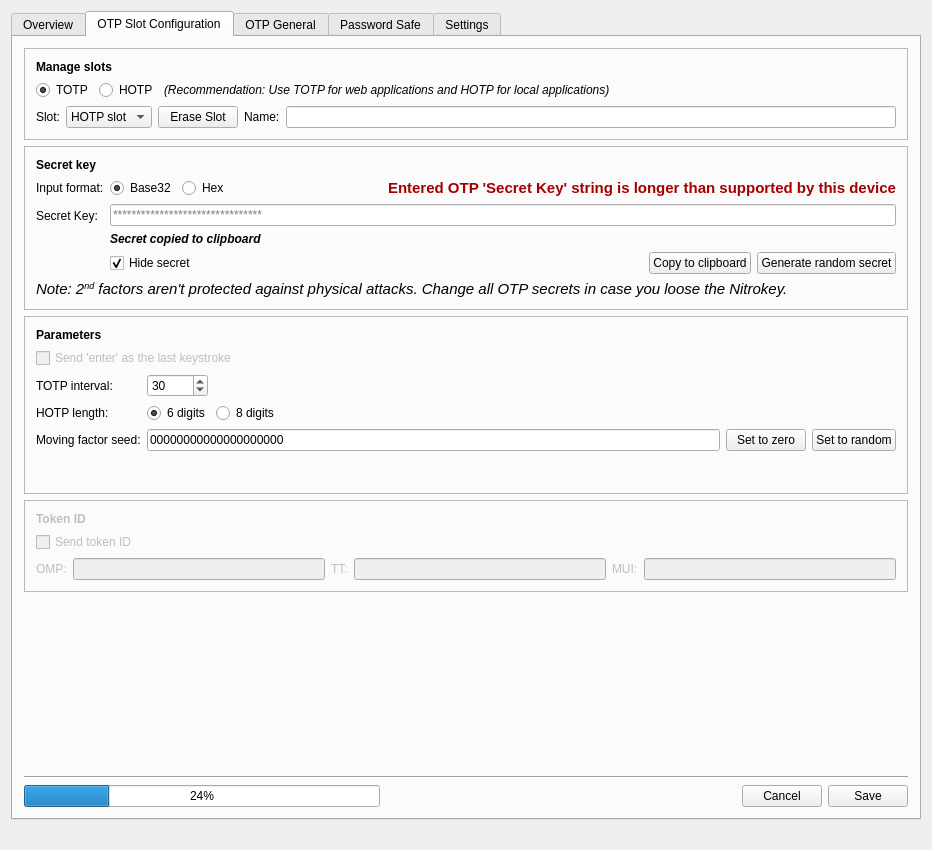
Above: src/ui/mainwindow.ui from Nitrokey/nitrokey-app before the change. Below: the same form after it.
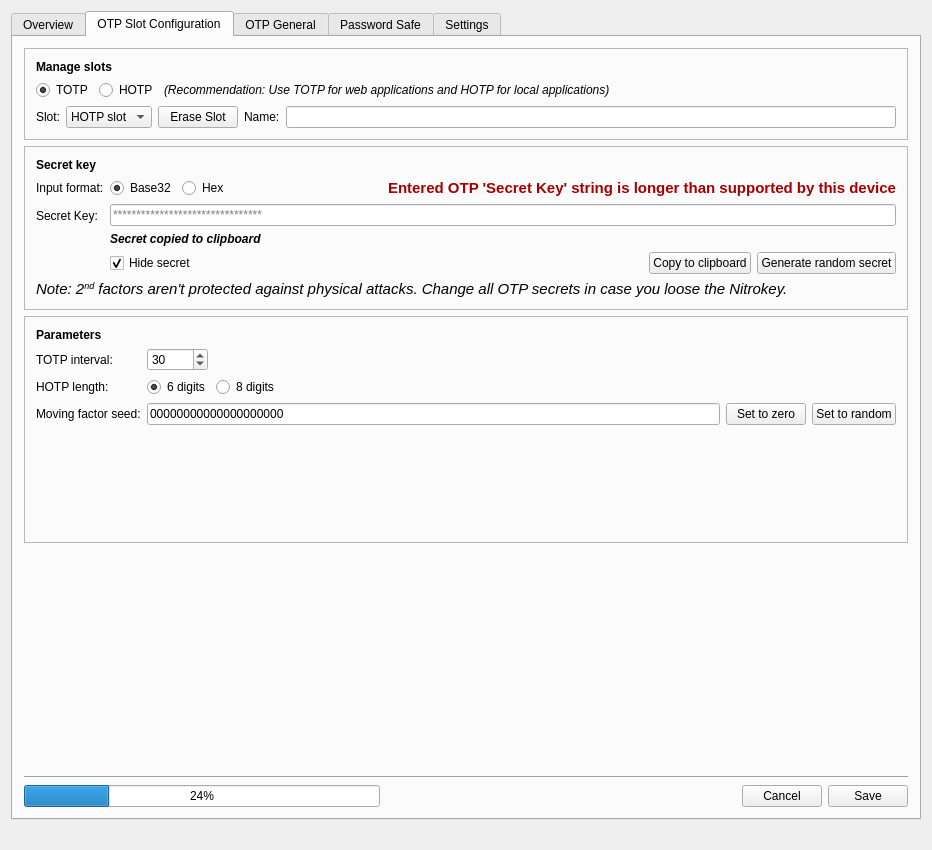
That is the form after the change. Icons and pictures are not drawn.

Commit message:
Remove controls entirely
Fixes #417

```diff
--- a/src/ui/mainwindow.ui
+++ b/src/ui/mainwindow.ui
@@ -633,16 +633,6 @@
              </property>
             </widget>
            </item>
-           <item>
-            <widget class="QCheckBox" name="enterCheckBox">
-             <property name="enabled">
-              <bool>false</bool>
-             </property>
-             <property name="text">
-              <string>Send 'enter' as the last keystroke</string>
-             </property>
-            </widget>
-           </item>
            <item>
             <layout class="QFormLayout" name="formLayout_5">
              <property name="fieldGrowthPolicy">
@@ -804,124 +794,6 @@
           </layout>
          </widget>
         </item>
-        <item>
-         <widget class="QFrame" name="frame_3">
-          <property name="enabled">
-           <bool>false</bool>
-          </property>
-          <property name="autoFillBackground">
-           <bool>false</bool>
-          </property>
-          <property name="frameShape">
-           <enum>QFrame::StyledPanel</enum>
-          </property>
-          <property name="frameShadow">
-           <enum>QFrame::Sunken</enum>
-          </property>
-          <layout class="QVBoxLayout" name="verticalLayout_10">
-           <item>
-            <widget class="QLabel" name="label_23">
-             <property name="font">
-              <font>
-               <weight>75</weight>
-               <bold>true</bold>
-              </font>
-             </property>
-             <property name="text">
-              <string>Token ID</string>
-             </property>
-            </widget>
-           </item>
-           <item>
-            <layout class="QVBoxLayout" name="verticalLayout_8">
-             <item>
-              <widget class="QCheckBox" name="tokenIDCheckBox">
-               <property name="enabled">
-                <bool>false</bool>
-               </property>
-               <property name="text">
-                <string>Send token ID</string>
-               </property>
-              </widget>
-             </item>
-             <item>
-              <layout class="QHBoxLayout" name="horizontalLayout_10">
-               <item>
-                <widget class="QLabel" name="label_7">
-                 <property name="text">
-                  <string>OMP:</string>
-                 </property>
-                </widget>
-               </item>
-               <item>
-                <widget class="QLineEdit" name="ompEdit">
-                 <property name="enabled">
-                  <bool>false</bool>
-                 </property>
-                 <property name="accessibleName">
-                  <string>OMP part of Token ID</string>
-                 </property>
-                 <property name="inputMask">
-                  <string/>
-                 </property>
-                 <property name="maxLength">
-                  <number>2</number>
-                 </property>
-                </widget>
-               </item>
-               <item>
-                <widget class="QLabel" name="label_8">
-                 <property name="text">
-                  <string>TT:</string>
-                 </property>
-                </widget>
-               </item>
-               <item>
-                <widget class="QLineEdit" name="ttEdit">
-                 <property name="enabled">
-                  <bool>false</bool>
-                 </property>
-                 <property name="accessibleName">
-                  <string>TT part of Token ID</string>
-                 </property>
-                 <property name="inputMask">
-                  <string/>
-                 </property>
-                 <property name="maxLength">
-                  <number>2</number>
-                 </property>
-                </widget>
-               </item>
-               <item>
-                <widget class="QLabel" name="label_9">
-                 <property name="text">
-                  <string>MUI:</string>
-                 </property>
-                </widget>
-               </item>
-               <item>
-                <widget class="QLineEdit" name="muiEdit">
-                 <property name="enabled">
-                  <bool>false</bool>
-                 </property>
-                 <property name="accessibleName">
-                  <string>MUI part of Token ID</string>
-                 </property>
-                 <property name="inputMask">
-                  <string/>
-                 </property>
-                 <property name="maxLength">
-                  <number>8</number>
-                 </property>
-                </widget>
-               </item>
-              </layout>
-             </item>
-            </layout>
-           </item>
-          </layout>
-         </widget>
-        </item>
         <item>
          <spacer name="verticalSpacer">
           <property name="orientation">
```
Left out of the diff: 160 changed lines with no effect on the pictures. The commit also changes 1 other file.
